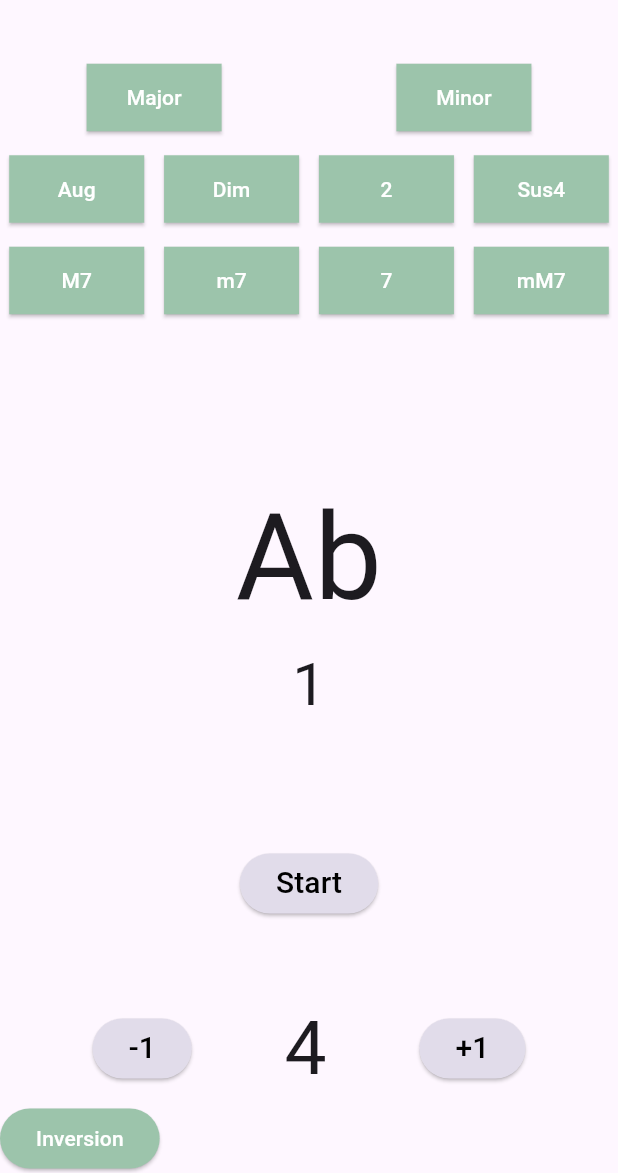
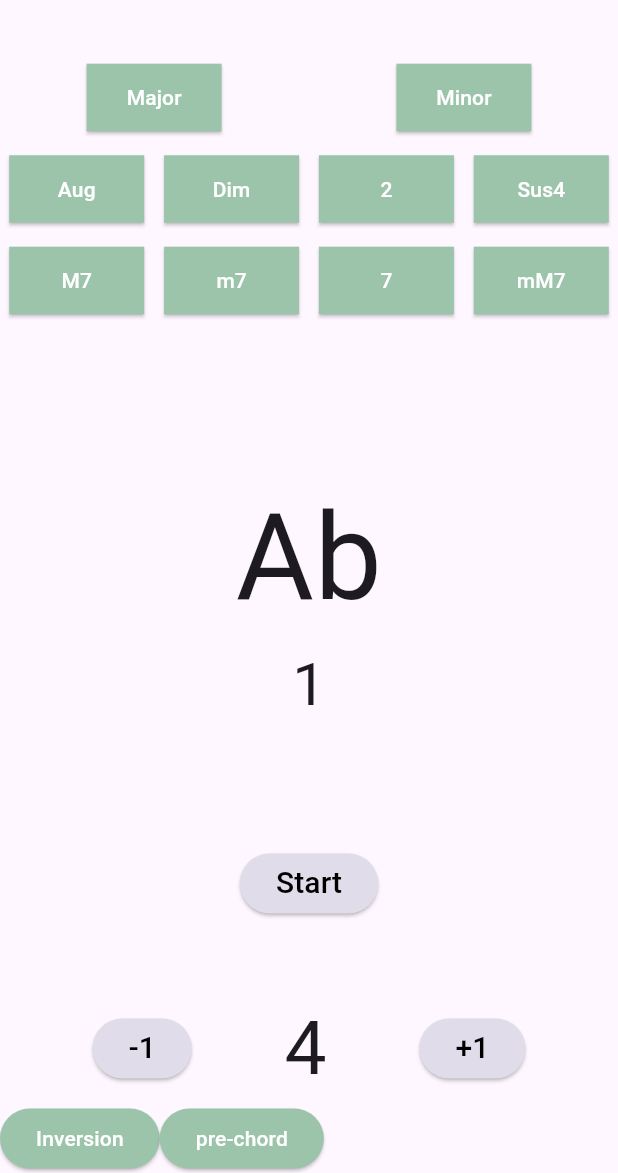
Before and after one commit to ChordPracticeApp/FE, a Flutter app: the screen it shows after launch, on a phone screen of 412 x 824 dp, the part 63-1236 px from its top. Run offline on Flutter 3.47's test engine with Material 3 defaults, Android fonts, the phone set to English and light mode, and no system bars.

Commit message:
Created pre-chord button

```diff
--- a/lib/main.dart
+++ b/lib/main.dart
@@ -158,6 +158,7 @@ class _RandomChordScreenState extends State<RandomChordScreen> {
 
   String inversion = '1';  //전위 담당 변수
   bool InversionEnabled = true;
+  bool previousChordEnabled = true;
 
   void generateRandomChord() {
     setState(() {
@@ -176,6 +177,10 @@ class _RandomChordScreenState extends State<RandomChordScreen> {
 
   void toggleInversionEnabledButton() {
     InversionEnabled = !InversionEnabled;
+  }
+
+  void togglePreviousChordEnabledButton(){
+    previousChordEnabled = !previousChordEnabled;
   }
 
   void generateRamdomInversion4(){
@@ -202,7 +207,11 @@ class _RandomChordScreenState extends State<RandomChordScreen> {
       _timer = null;
     } else {
       _timer = Timer.periodic(Duration(seconds: gTime), (timer) {
-        previousChord = currentChord;
+        if(previousChordEnabled == true){
+          previousChord = currentChord;
+        } else{
+          previousChord = '';
+        }
         generateRandomChord();
         if(currentChord.contains('7')){
           generateRamdomInversion4();
@@ -481,7 +490,10 @@ class _RandomChordScreenState extends State<RandomChordScreen> {
                 ),
               ]
           ),
+
+          //전위 on/off 버튼
           Row(
+            mainAxisAlignment: MainAxisAlignment.start,
             children: [
               ElevatedButton(
                 onPressed: toggleInversionEnabledButton,
@@ -490,6 +502,13 @@ class _RandomChordScreenState extends State<RandomChordScreen> {
                 ),
                 child: Text('Inversion', style: TextStyle(color: Colors.white)),
               ),
+              ElevatedButton(
+                onPressed: togglePreviousChordEnabledButton,
+                style: ElevatedButton.styleFrom(
+                  backgroundColor: previousChordEnabled ? Color(0xff9CC4AB) : Color(0xffCCE4C3),
+                ),
+                child: Text('pre-chord', style: TextStyle(color: Colors.white)),
+              ),
             ],
           )
         ],
```
